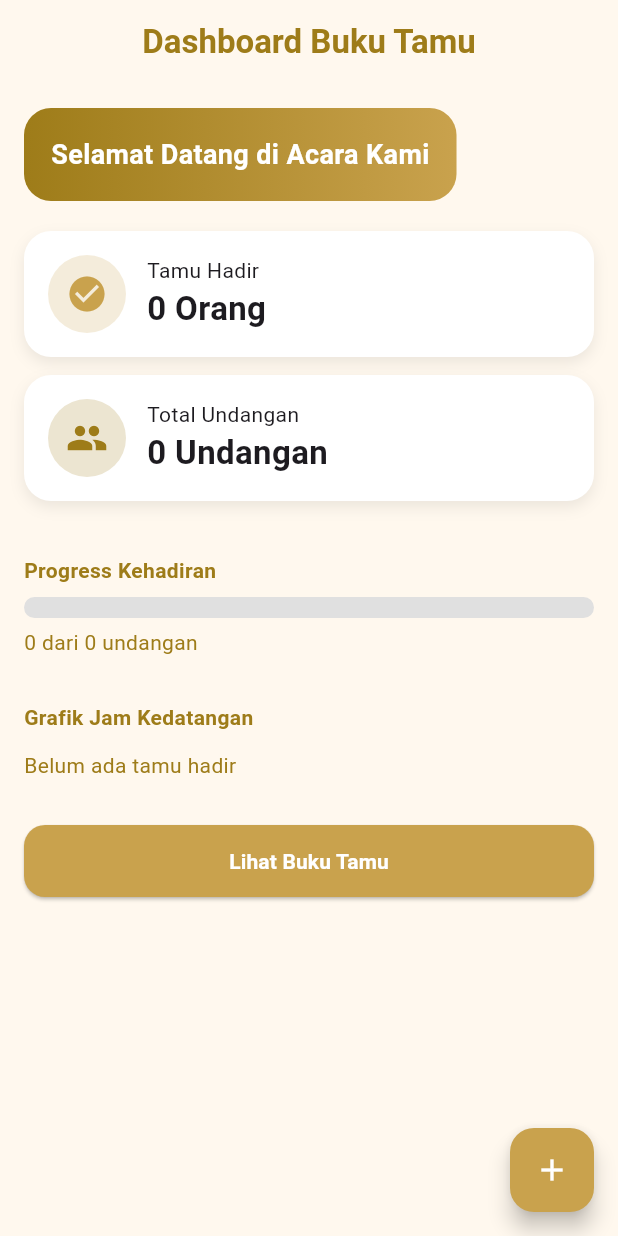
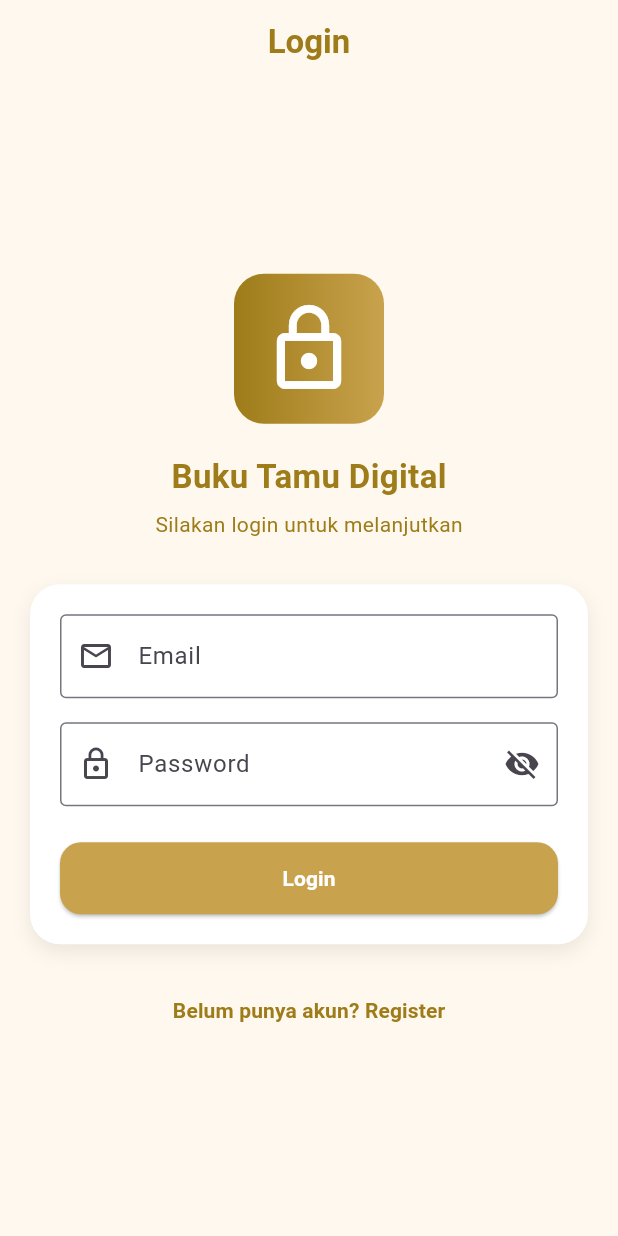
Before and after one commit to wahyudhafn/undangan, a Flutter app: the screen it shows after launch, on a phone screen of 412 x 824 dp. Run offline on Flutter 3.47's test engine with Material 3 defaults, Android fonts, the phone set to English and light mode, and no system bars; our stand-ins replace fl_chart, supabase_flutter; accounts and stored records are empty.

```diff
--- a/lib/main.dart
+++ b/lib/main.dart
@@ -2,6 +2,7 @@ import 'package:flutter/material.dart';
 import 'package:supabase_flutter/supabase_flutter.dart';
 
 import 'config/supabase_config.dart';
+import 'pages/auth/login_page.dart';
 import 'pages/dashboard_page.dart';
 
 void main() async {
@@ -27,7 +28,9 @@ class MyApp extends StatelessWidget {
         primarySwatch: Colors.indigo,
         useMaterial3: true,
       ),
-      home: const DashboardPage(),
+      home: Supabase.instance.client.auth.currentSession == null
+          ? const LoginPage()
+          : const DashboardPage(),
     );
   }
 }
--- /dev/null
+++ b/lib/pages/auth/login_page.dart
@@ -0,0 +1,233 @@
+import 'package:flutter/material.dart';
+import 'package:supabase_flutter/supabase_flutter.dart';
+
+import '../dashboard_page.dart';
+import 'register_page.dart';
+
+class LoginPage extends StatefulWidget {
+  const LoginPage({super.key});
+
+  @override
+  State<LoginPage> createState() => _LoginPageState();
+}
+
+class _LoginPageState extends State<LoginPage> {
+  final _emailC = TextEditingController();
+  final _passwordC = TextEditingController();
+
+  bool _isLoading = false;
+  bool _obscure = true;
+
+  // === WARNA SAMA DENGAN DASHBOARD ===
+  static const Color cream = Color(0xFFFFF8EE);
+  static const Color gold = Color(0xFFC9A24D);
+  static const Color darkGold = Color(0xFF9E7C19);
+
+  Future<void> _login() async {
+    setState(() => _isLoading = true);
+
+    try {
+      await Supabase.instance.client.auth.signInWithPassword(
+        email: _emailC.text.trim(),
+        password: _passwordC.text,
+      );
+
+      if (!mounted) return;
+
+      Navigator.pushReplacement(
+        context,
+        MaterialPageRoute(builder: (_) => const DashboardPage()),
+      );
+    } on AuthException catch (e) {
+      _showError(e.message);
+    } catch (e) {
+      _showError('Terjadi kesalahan, coba lagi');
+    } finally {
+      if (mounted) setState(() => _isLoading = false);
+    }
+  }
+
+  void _showError(String message) {
+    ScaffoldMessenger.of(context).showSnackBar(
+      SnackBar(
+        content: Text(message),
+        backgroundColor: darkGold,
+      ),
+    );
+  }
+
+  @override
+  void dispose() {
+    _emailC.dispose();
+    _passwordC.dispose();
+    super.dispose();
+  }
+
+  @override
+  Widget build(BuildContext context) {
+    return Scaffold(
+      backgroundColor: cream,
+
+      appBar: AppBar(
+        backgroundColor: cream,
+        elevation: 0,
+        centerTitle: true,
+        title: const Text(
+          'Login',
+          style: TextStyle(
+            color: darkGold,
+            fontWeight: FontWeight.bold,
+          ),
+        ),
+      ),
+
+      body: Center(
+        child: SingleChildScrollView(
+          padding: const EdgeInsets.all(20),
+          child: Column(
+            children: [
+              // ===== ICON / HEADER =====
+              Container(
+                padding: const EdgeInsets.all(18),
+                decoration: BoxDecoration(
+                  gradient:
+                      const LinearGradient(colors: [darkGold, gold]),
+                  borderRadius: BorderRadius.circular(20),
+                ),
+                child: const Icon(
+                  Icons.lock_outline,
+                  size: 64,
+                  color: Colors.white,
+                ),
+              ),
+
+              const SizedBox(height: 20),
+
+              const Text(
+                "Buku Tamu Digital",
+                style: TextStyle(
+                  fontSize: 22,
+                  fontWeight: FontWeight.bold,
+                  color: darkGold,
+                ),
+              ),
+
+              const SizedBox(height: 6),
+
+              const Text(
+                "Silakan login untuk melanjutkan",
+                style: TextStyle(color: darkGold),
+              ),
+
+              const SizedBox(height: 30),
+
+              // ===== CARD LOGIN =====
+              Container(
+                padding: const EdgeInsets.all(20),
+                decoration: BoxDecoration(
+                  color: Colors.white,
+                  borderRadius: BorderRadius.circular(20),
+                  boxShadow: [
+                    BoxShadow(
+                      color: Colors.black.withOpacity(0.08),
+                      blurRadius: 10,
+                      offset: const Offset(0, 5),
+                    ),
+                  ],
+                ),
+                child: Column(
+                  children: [
+                    // EMAIL
+                    TextField(
+                      controller: _emailC,
+                      keyboardType: TextInputType.emailAddress,
+                      decoration: const InputDecoration(
+                        labelText: 'Email',
+                        prefixIcon: Icon(Icons.email_outlined),
+                        border: OutlineInputBorder(),
+                      ),
+                    ),
+                    const SizedBox(height: 16),
+
+                    // PASSWORD
+                    TextField(
+                      controller: _passwordC,
+                      obscureText: _obscure,
+                      decoration: InputDecoration(
+                        labelText: 'Password',
+                        prefixIcon:
+                            const Icon(Icons.lock_outline),
+                        border: const OutlineInputBorder(),
+                        suffixIcon: IconButton(
+                          icon: Icon(
+                            _obscure
+                                ? Icons.visibility_off
+                                : Icons.visibility,
+                          ),
+                          onPressed: () {
+                            setState(() => _obscure = !_obscure);
+                          },
+                        ),
+                      ),
+                    ),
+
+                    const SizedBox(height: 24),
+
+                    // LOGIN BUTTON
+                    SizedBox(
+                      width: double.infinity,
+                      height: 48,
+                      child: ElevatedButton(
+                        style: ElevatedButton.styleFrom(
+                          backgroundColor: gold,
+                          foregroundColor: Colors.white,
+                          shape: RoundedRectangleBorder(
+                            borderRadius:
+                                BorderRadius.circular(14),
+                          ),
+                        ),
+                        onPressed:
+                            _isLoading ? null : _login,
+                        child: _isLoading
+                            ? const CircularProgressIndicator(
+                                color: Colors.white,
+                              )
+                            : const Text(
+                                'Login',
+                                style: TextStyle(
+                                  fontWeight: FontWeight.bold,
+                                ),
+                              ),
+                      ),
+                    ),
+                  ],
+                ),
+              ),
+
+              const SizedBox(height: 20),
+
+              // REGISTER LINK
+              TextButton(
+                onPressed: () {
+                  Navigator.push(
+                    context,
+                    MaterialPageRoute(
+                      builder: (_) => const RegisterPage(),
+                    ),
+                  );
+                },
+                child: const Text(
+                  'Belum punya akun? Register',
+                  style: TextStyle(
+                    color: darkGold,
+                    fontWeight: FontWeight.w600,
+                  ),
+                ),
+              ),
+            ],
+          ),
+        ),
+      ),
+    );
+  }
+}
```
Also changed, not shown: lib/pages/auth/register_page.dart (added, +283 -0 lines), lib/pages/dashboard_page.dart (+65 -15 lines).
